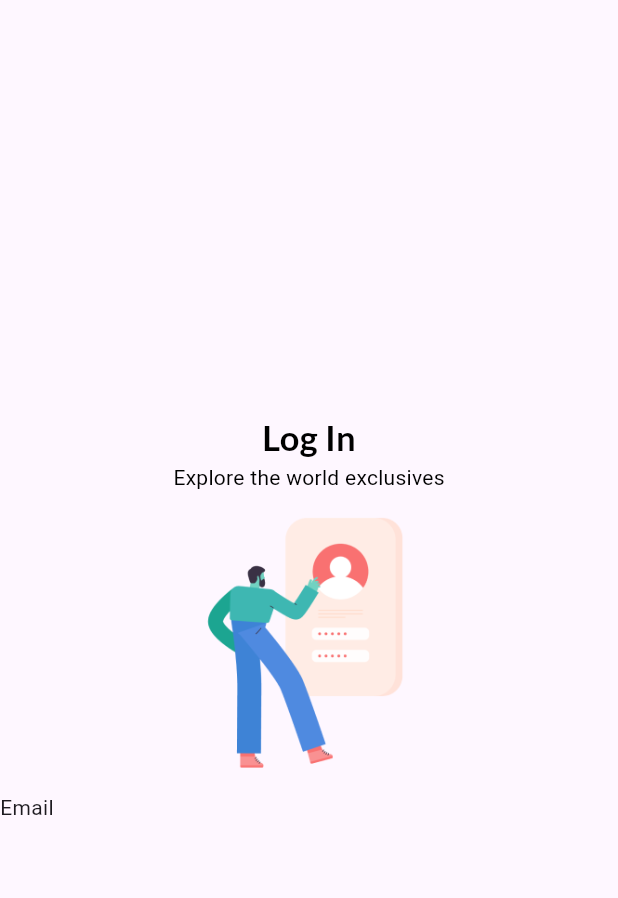
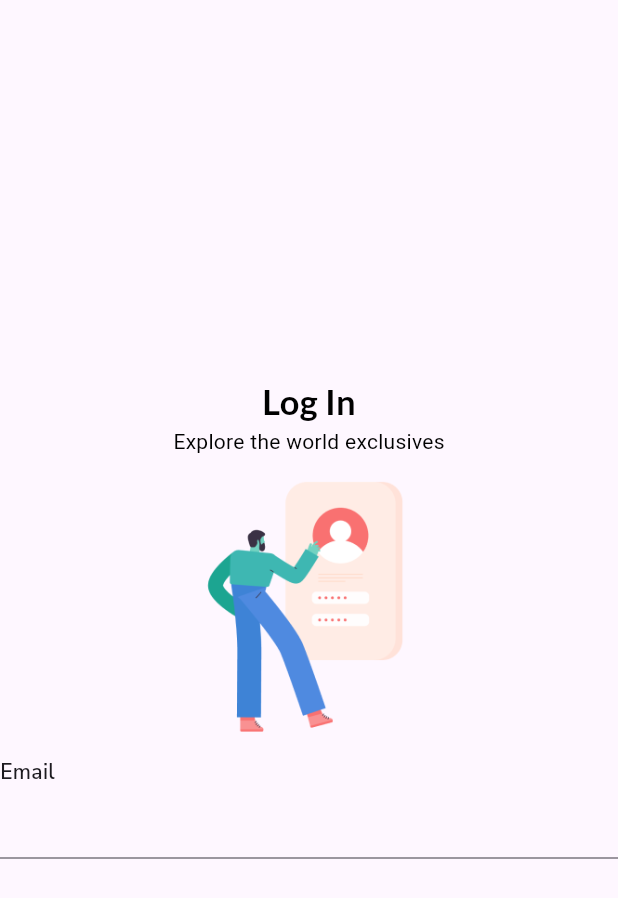
Before and after one commit to adogbeji/FlutterNodeMultiStoreApp, a Flutter app: the screen it shows after launch, on a phone screen of 412 x 824 dp. Shown: the top 898 px of the screen. Run offline on Flutter 3.47's test engine with Material 3 defaults, Android fonts, the phone set to English and light mode, and no system bars; our stand-ins replace google_fonts.

Commit message:
Start adding email input field in login screen

```diff
--- a/lib/views/screens/auth/login_screen.dart
+++ b/lib/views/screens/auth/login_screen.dart
@@ -21,7 +21,6 @@ class LoginScreen extends StatelessWidget {
                 letterSpacing: 0.2,
               ),
             ),
-
             const Text(
               'Explore the world exclusives',
               style: TextStyle(
@@ -31,11 +30,28 @@ class LoginScreen extends StatelessWidget {
               ),
             ),
 
-            Image.asset('assets/images/Illustration.png', width: 200, height: 200,),
+            Image.asset(
+              'assets/images/Illustration.png',
+              width: 200,
+              height: 200,
+            ),
 
-            const Align(
+            Align(
               alignment: Alignment.topLeft,
-              child: Text('Email'),
+              child: Text(
+                'Email',
+                style: GoogleFonts.getFont(
+                  'Nunito Sans',
+                  fontWeight: FontWeight.w600,
+                  letterSpacing: 0.2,
+                ),
+              ),
+            ),
+
+            TextFormField(
+              decoration: InputDecoration(
+                fillColor: Colors.white,
+              ),
             ),
           ],
         ),
```
